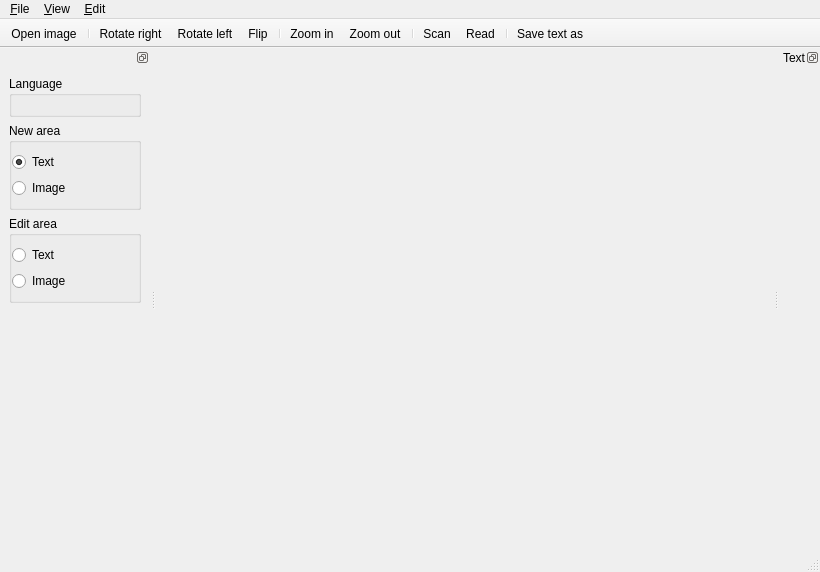
Qt form ui_lector.ui (zdenop/lector) before a commit.
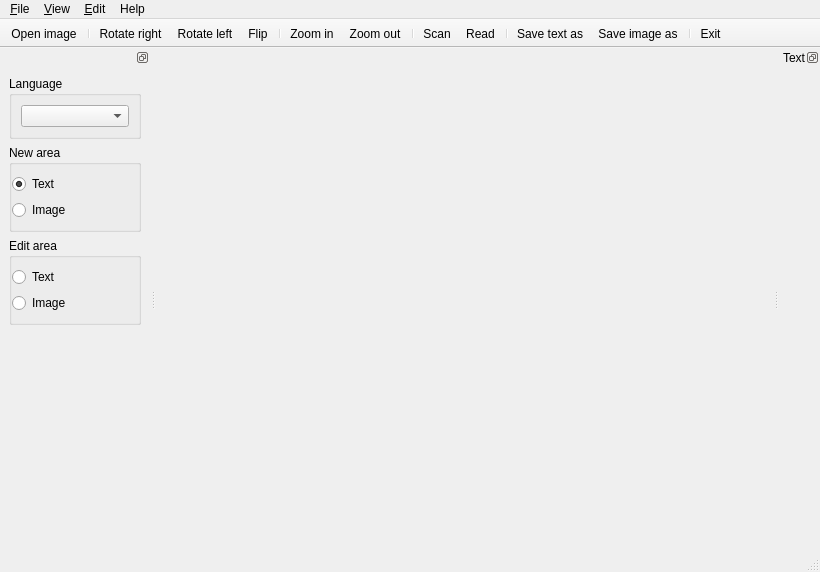
The same form after that commit. Icons and pictures are not drawn.

Commit message: UI improvement: lang selection via combobox because of long lang list, additional toolbar icons, simple About dialog, program icon

The edit to the form file:
```diff
--- a/ui_lector.ui
+++ b/ui_lector.ui
@@ -12,18 +12,23 @@
   <property name="windowTitle" >
    <string>Lector</string>
   </property>
-  <widget class="QWidget" name="centralwidget" />
-  <widget class="QMenuBar" name="menubar" >
-   <property name="geometry" >
+  <property name="windowIcon">
+   <iconset>
+    <normalon>:/icons/icons/L.png</normalon>
+   </iconset>
+  </property>
+  <widget class="QWidget" name="centralwidget"/>
+  <widget class="QMenuBar" name="menubar">
+   <property name="geometry">
     <rect>
      <x>0</x>
      <y>0</y>
      <width>820</width>
-     <height>27</height>
+     <height>18</height>
     </rect>
    </property>
-   <widget class="QMenu" name="menuFile" >
-    <property name="title" >
+   <widget class="QMenu" name="menuFile">
+    <property name="title">
      <string>&amp;File</string>
     </property>
     <addaction name="actionOpen" />
@@ -32,24 +37,32 @@
     <addaction name="separator" />
     <addaction name="actionExit" />
    </widget>
-   <widget class="QMenu" name="menuView" >
-    <property name="title" >
+   <widget class="QMenu" name="menuView">
+    <property name="title">
      <string>&amp;View</string>
     </property>
     <addaction name="actionZoomOut" />
     <addaction name="actionZoomIn" />
    </widget>
-   <widget class="QMenu" name="menu_Edit" >
-    <property name="title" >
+   <widget class="QMenu" name="menu_Edit">
+    <property name="title">
      <string>&amp;Edit</string>
     </property>
     <addaction name="actionRotateRight" />
     <addaction name="actionRotateLeft" />
     <addaction name="actionRotateFull" />
    </widget>
-   <addaction name="menuFile" />
-   <addaction name="menuView" />
-   <addaction name="menu_Edit" />
+   <widget class="QMenu" name="menuHelp">
+    <property name="title">
+     <string>Help</string>
+    </property>
+    <addaction name="separator"/>
+    <addaction name="actionAbout_Lector"/>
+   </widget>
+   <addaction name="menuFile"/>
+   <addaction name="menuView"/>
+   <addaction name="menu_Edit"/>
+   <addaction name="menuHelp"/>
   </widget>
   <widget class="QStatusBar" name="statusbar" />
   <widget class="QToolBar" name="toolBar" >
@@ -77,19 +90,22 @@
    <attribute name="toolBarBreak" >
     <bool>false</bool>
    </attribute>
-   <addaction name="actionOpen" />
-   <addaction name="separator" />
-   <addaction name="actionRotateRight" />
-   <addaction name="actionRotateLeft" />
-   <addaction name="actionRotateFull" />
-   <addaction name="separator" />
-   <addaction name="actionZoomIn" />
-   <addaction name="actionZoomOut" />
-   <addaction name="separator" />
-   <addaction name="actionScan" />
-   <addaction name="actionOcr" />
-   <addaction name="separator" />
-   <addaction name="actionSaveDocumentAs" />
+   <addaction name="actionOpen"/>
+   <addaction name="separator"/>
+   <addaction name="actionRotateRight"/>
+   <addaction name="actionRotateLeft"/>
+   <addaction name="actionRotateFull"/>
+   <addaction name="separator"/>
+   <addaction name="actionZoomIn"/>
+   <addaction name="actionZoomOut"/>
+   <addaction name="separator"/>
+   <addaction name="actionScan"/>
+   <addaction name="actionOcr"/>
+   <addaction name="separator"/>
+   <addaction name="actionSaveDocumentAs"/>
+   <addaction name="actionSaveImageAs"/>
+   <addaction name="separator"/>
+   <addaction name="actionExit"/>
   </widget>
   <widget class="QDockWidget" name="textBrowserDock" >
    <property name="sizePolicy" >
@@ -111,11 +127,11 @@
     <layout class="QVBoxLayout" />
    </widget>
   </widget>
-  <widget class="QDockWidget" name="dockWidget" >
-   <property name="minimumSize" >
+  <widget class="QDockWidget" name="dockWidget">
+   <property name="minimumSize">
     <size>
      <width>150</width>
-     <height>0</height>
+     <height>266</height>
     </size>
    </property>
    <property name="features" >
@@ -137,7 +153,15 @@
        <property name="flat" >
         <bool>true</bool>
        </property>
-       <layout class="QVBoxLayout" />
+       <layout class="QVBoxLayout">
+        <item>
+         <widget class="QComboBox" name="rbtn_lang_select">
+          <property name="toolTip">
+           <string>Please select language for OCR</string>
+          </property>
+         </widget>
+        </item>
+       </layout>
       </widget>
      </item>
      <item>
```
Left out of the diff: 243 changed lines with no effect on the pictures. The commit also changes 10 other files.
